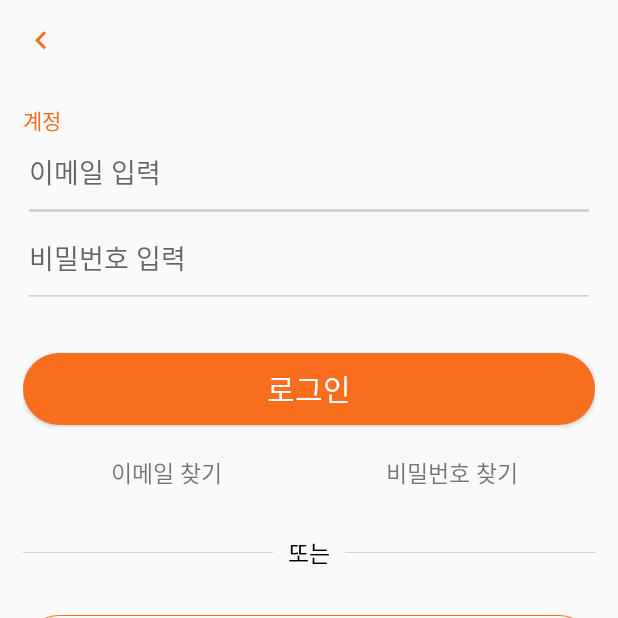
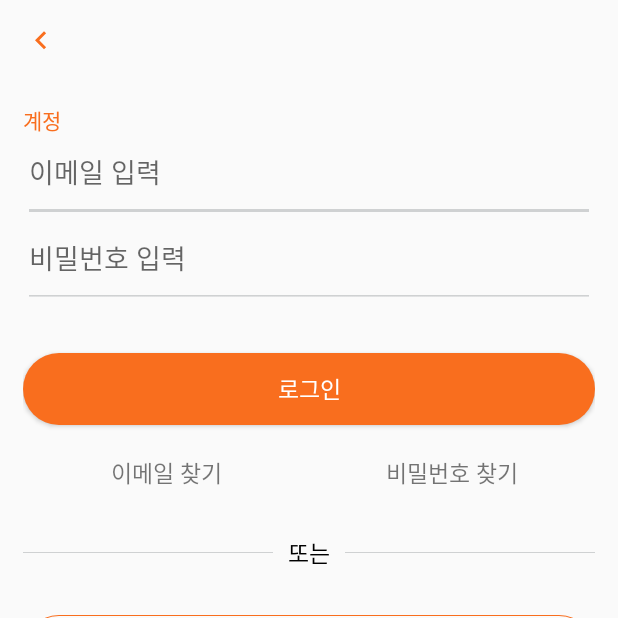
Before and after one commit to twkim8548/ulpomta_mock_android_neullee, an Android app: the screen it shows after launch (PalloSignInForMembershipActivity), on a phone screen of 412 x 824 dp, the top half of it. Run offline under Robolectric (Android 15) with nearby library versions, the phone set to English and light mode, and no system bars.

Commit message:
neaulee - 0629 - Delete Activity [Save]

```diff
--- a/Passion/app/build.gradle
+++ b/Passion/app/build.gradle
@@ -50,3 +50,8 @@
     implementation 'androidx.appcompat:appcompat:+'
     implementation 'androidx.constraintlayout:constraintlayout:+'
 }
+
+dependencies {
+    implementation 'androidx.appcompat:appcompat:+'
+    implementation 'androidx.constraintlayout:constraintlayout:+'
+}
--- a/Passion/app/src/main/AndroidManifest.xml
+++ b/Passion/app/src/main/AndroidManifest.xml
@@ -18,17 +18,13 @@
         tools:ignore="GoogleAppIndexingWarning"
         tools:targetApi="n">
         <activity android:name=".src.pallomain.models.PalloSignInForMembershipActivity">
-
             <intent-filter>
                 <action android:name="android.intent.action.MAIN" />
 
                 <category android:name="android.intent.category.LAUNCHER" />
             </intent-filter>
-
         </activity>
-        <activity android:name=".src.pallomain.PalloMainActivity">
-
-        </activity>
+        <activity android:name=".src.pallomain.PalloMainActivity"></activity>
     </application>
 
 </manifest>
--- a/Passion/app/src/main/res/layout/activity_main_pallo.xml
+++ b/Passion/app/src/main/res/layout/activity_main_pallo.xml
@@ -6,7 +6,6 @@
     android:layout_height="match_parent"
     android:padding="10dp"
     tools:context=".src.pallomain.PalloMainActivity">
-
 
     <LinearLayout
         android:layout_width="wrap_content"
@@ -33,9 +32,7 @@
             android:text="@string/study"
             android:textColor="@color/colorBlack"
             android:textStyle="bold" />
-
     </LinearLayout>
-
 
     <Button
         android:id="@+id/btn_palloMain_signIn_for_memvership"
@@ -69,6 +66,4 @@
         app:layout_constraintBottom_toBottomOf="parent"
         app:layout_constraintLeft_toLeftOf="parent"
         app:layout_constraintRight_toRightOf="parent" />
-
-
 </androidx.constraintlayout.widget.ConstraintLayout>
--- a/Passion/app/src/main/res/layout/activity_pallo_sign_in_for_membership.xml
+++ b/Passion/app/src/main/res/layout/activity_pallo_sign_in_for_membership.xml
@@ -57,7 +57,7 @@
         android:background="@drawable/button_shape"
         android:text="@string/login"
         android:textColor="@color/colorWhite"
-        android:textSize="20dp"
+        android:textSize="15dp"
         app:layout_constraintLeft_toLeftOf="parent"
         app:layout_constraintRight_toRightOf="parent"
         app:layout_constraintTop_toBottomOf="@id/layout_palloSign_Enter" />
```
Also changed, not shown: Passion/app/src/main/res/layout/activity_pallo_membership.xml (added, +9 -0 lines).
